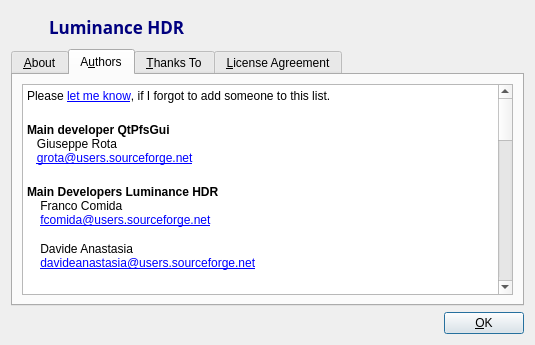
Before: the Qt Designer form forms/about.ui in LuminanceHDR/LuminanceHDR, drawn with Qt 5.
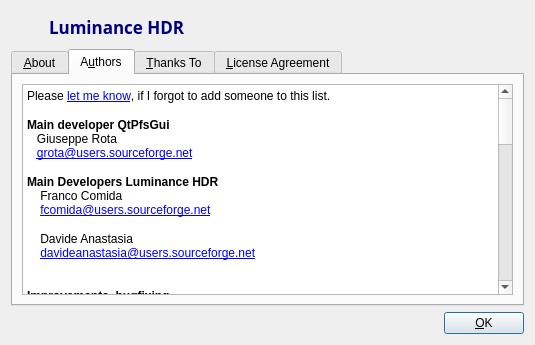
After: the same form once the commit is applied. The open tabs and pages were chosen to show the change. Icons and pictures are not drawn.

Commit message: [about.ui]: Updates copyright field

What changed in the file:
```diff
--- a/forms/about.ui
+++ b/forms/about.ui
@@ -154,23 +154,23 @@
             <string>&lt;!DOCTYPE HTML PUBLIC &quot;-//W3C//DTD HTML 4.0//EN&quot; &quot;http://www.w3.org/TR/REC-html40/strict.dtd&quot;&gt;
 &lt;html&gt;&lt;head&gt;&lt;meta name=&quot;qrichtext&quot; content=&quot;1&quot; /&gt;&lt;style type=&quot;text/css&quot;&gt;
 p, li { white-space: pre-wrap; }
-&lt;/style&gt;&lt;/head&gt;&lt;body style=&quot; font-family:'Lucida Grande'; font-size:13pt; font-weight:400; font-style:normal;&quot;&gt;
-&lt;p style=&quot; margin-top:0px; margin-bottom:0px; margin-left:0px; margin-right:0px; -qt-block-indent:0; text-indent:0px;&quot;&gt;&lt;span style=&quot; font-family:'Sans Serif'; font-size:9pt;&quot;&gt;Please &lt;/span&gt;&lt;a href=&quot;mailto:davideanastasia@users.sourceforge.net&quot;&gt;&lt;span style=&quot; font-family:'Sans Serif'; font-size:9pt; text-decoration: underline; color:#0000ff;&quot;&gt;let me know&lt;/span&gt;&lt;/a&gt;&lt;span style=&quot; font-family:'Sans Serif'; font-size:9pt;&quot;&gt;, if I forgot to add someone to this list.&lt;/span&gt;&lt;/p&gt;
-&lt;p style=&quot; margin-top:0px; margin-bottom:0px; margin-left:0px; margin-right:0px; -qt-block-indent:0; text-indent:0px;&quot;&gt;&lt;span style=&quot; font-family:'Sans Serif'; font-size:9pt;&quot;&gt;&lt;br /&gt;&lt;/span&gt;&lt;span style=&quot; font-family:'Sans Serif'; font-size:9pt; font-weight:600;&quot;&gt;Main developer QtPfsGui&lt;/span&gt;&lt;/p&gt;
-&lt;p style=&quot; margin-top:0px; margin-bottom:0px; margin-left:0px; margin-right:0px; -qt-block-indent:0; text-indent:0px;&quot;&gt;&lt;span style=&quot; font-family:'Sans Serif'; font-size:9pt;&quot;&gt;   Giuseppe Rota&lt;br /&gt;   &lt;/span&gt;&lt;a href=&quot;mailto:grota@users.sourceforge.net&quot;&gt;&lt;span style=&quot; font-family:'Sans Serif'; font-size:9pt; text-decoration: underline; color:#0000ff;&quot;&gt;grota@users.sourceforge.net&lt;/span&gt;&lt;/a&gt;&lt;span style=&quot; font-family:'Sans Serif'; font-size:9pt;&quot;&gt;&lt;br /&gt;&lt;/span&gt;&lt;/p&gt;
-&lt;p style=&quot; margin-top:0px; margin-bottom:0px; margin-left:0px; margin-right:0px; -qt-block-indent:0; text-indent:0px;&quot;&gt;&lt;span style=&quot; font-family:'Sans Serif'; font-size:9pt; font-weight:600;&quot;&gt;Main Developers Luminance HDR&lt;/span&gt;&lt;/p&gt;
-&lt;p style=&quot; margin-top:0px; margin-bottom:0px; margin-left:0px; margin-right:0px; -qt-block-indent:0; text-indent:0px;&quot;&gt;&lt;span style=&quot; font-family:'Sans Serif'; font-size:9pt;&quot;&gt;    Franco Comida&lt;/span&gt;&lt;/p&gt;
-&lt;p style=&quot; margin-top:0px; margin-bottom:0px; margin-left:0px; margin-right:0px; -qt-block-indent:0; text-indent:0px;&quot;&gt;&lt;span style=&quot; font-family:'Sans Serif'; font-size:9pt;&quot;&gt;    &lt;/span&gt;&lt;a href=&quot;mailto:fcomida@users.sourceforge.net&quot;&gt;&lt;span style=&quot; font-family:'Sans Serif'; font-size:9pt; text-decoration: underline; color:#0000ff;&quot;&gt;fcomida@users.sourceforge.net&lt;/span&gt;&lt;/a&gt;&lt;/p&gt;
-&lt;p style=&quot;-qt-paragraph-type:empty; margin-top:0px; margin-bottom:0px; margin-left:0px; margin-right:0px; -qt-block-indent:0; text-indent:0px; font-family:'Sans Serif'; font-size:10pt;&quot;&gt;&lt;/p&gt;
-&lt;p style=&quot; margin-top:0px; margin-bottom:0px; margin-left:0px; margin-right:0px; -qt-block-indent:0; text-indent:0px;&quot;&gt;&lt;span style=&quot; font-family:'Sans Serif'; font-size:9pt;&quot;&gt;    Davide Anastasia&lt;/span&gt;&lt;/p&gt;
-&lt;p style=&quot; margin-top:0px; margin-bottom:0px; margin-left:0px; margin-right:0px; -qt-block-indent:0; text-indent:0px;&quot;&gt;&lt;span style=&quot; font-family:'Sans Serif'; font-size:9pt;&quot;&gt;    &lt;/span&gt;&lt;a href=&quot;mailto:davideanastasia@users.sourceforge.net&quot;&gt;&lt;span style=&quot; font-family:'Sans Serif'; font-size:9pt; text-decoration: underline; color:#0000ff;&quot;&gt;davideanastasia@users.sourceforge.net&lt;/span&gt;&lt;/a&gt;&lt;/p&gt;
-&lt;p style=&quot; margin-top:0px; margin-bottom:0px; margin-left:0px; margin-right:0px; -qt-block-indent:0; text-indent:0px;&quot;&gt;&lt;span style=&quot; font-family:'Sans Serif'; font-size:9pt;&quot;&gt;    &lt;/span&gt;&lt;/p&gt;
-&lt;p style=&quot; margin-top:0px; margin-bottom:0px; margin-left:0px; margin-right:0px; -qt-block-indent:0; text-indent:0px;&quot;&gt;&lt;span style=&quot; font-family:'Sans Serif'; font-size:9pt;&quot;&gt;&lt;br /&gt;&lt;/span&gt;&lt;span style=&quot; font-family:'Sans Serif'; font-size:9pt; font-weight:600;&quot;&gt;Improvements, bugfixing&lt;/span&gt;&lt;/p&gt;
-&lt;p style=&quot; margin-top:0px; margin-bottom:0px; margin-left:0px; margin-right:0px; -qt-block-indent:0; text-indent:0px;&quot;&gt;&lt;span style=&quot; font-family:'Sans Serif'; font-size:9pt;&quot;&gt;    Daniel Kaneider&lt;/span&gt;&lt;/p&gt;
-&lt;p style=&quot; margin-top:0px; margin-bottom:0px; margin-left:0px; margin-right:0px; -qt-block-indent:0; text-indent:0px;&quot;&gt;&lt;span style=&quot; font-family:'Sans Serif'; font-size:9pt;&quot;&gt;    &lt;/span&gt;&lt;a href=&quot;mailto:danielkaneider@users.sourceforge.net&quot;&gt;&lt;span style=&quot; font-family:'Sans Serif'; font-size:9pt; text-decoration: underline; color:#0000ff;&quot;&gt;danielkaneider@users.sourceforge.net&lt;/span&gt;&lt;/a&gt;&lt;/p&gt;
-&lt;p style=&quot;-qt-paragraph-type:empty; margin-top:0px; margin-bottom:0px; margin-left:0px; margin-right:0px; -qt-block-indent:0; text-indent:0px; font-family:'Sans Serif'; font-size:9pt; text-decoration: underline; color:#0000ff;&quot;&gt;&lt;/p&gt;
-&lt;p style=&quot; margin-top:0px; margin-bottom:0px; margin-left:0px; margin-right:0px; -qt-block-indent:0; text-indent:0px;&quot;&gt;&lt;span style=&quot; font-family:'Sans Serif'; font-size:9pt; font-weight:600;&quot;&gt;pfs{tools|calibration|tmo} codebase&lt;/span&gt;&lt;span style=&quot; font-family:'Sans Serif'; font-size:9pt;&quot;&gt;&lt;br /&gt;   Grzegorz Krawczyk&lt;br /&gt;   &lt;/span&gt;&lt;a href=&quot;mailto:krawczyk@mpi-sb.mpg.de&quot;&gt;&lt;span style=&quot; font-family:'Sans Serif'; font-size:9pt; text-decoration: underline; color:#0000ff;&quot;&gt;krawczyk@mpi-sb.mpg.de&lt;/span&gt;&lt;/a&gt;&lt;span style=&quot; font-family:'Sans Serif'; font-size:9pt;&quot;&gt;&lt;br /&gt;   &lt;br /&gt;   Rafal Mantiuk&lt;br /&gt;   &lt;/span&gt;&lt;a href=&quot;mailto:mantiuk@mpi-sb.mpg.de&quot;&gt;&lt;span style=&quot; font-family:'Sans Serif'; font-size:9pt; text-decoration: underline; color:#0000ff;&quot;&gt;mantiuk@mpi-sb.mpg.de &lt;/span&gt;&lt;/a&gt;&lt;/p&gt;
-&lt;p style=&quot; margin-top:0px; margin-bottom:0px; margin-left:0px; margin-right:0px; -qt-block-indent:0; text-indent:0px;&quot;&gt;&lt;span style=&quot; font-family:'Sans Serif'; font-size:9pt; text-decoration: underline; color:#0000ff;&quot;&gt;&lt;br /&gt;&lt;/span&gt;&lt;span style=&quot; font-family:'Sans Serif'; font-size:9pt; font-weight:600; color:#000000;&quot;&gt;G.Ward's Mean Threshold Bitmap (MTB) algorithm &lt;/span&gt;&lt;span style=&quot; font-family:'Sans Serif'; font-size:9pt; color:#000000;&quot;&gt;&lt;br /&gt;   Nicholas Phillips&lt;br /&gt;   &lt;/span&gt;&lt;a href=&quot;ngphillips@gmail.com&quot;&gt;&lt;span style=&quot; font-family:'Sans Serif'; font-size:9pt; text-decoration: underline; color:#0000ff;&quot;&gt;ngphillips@gmail.com&lt;/span&gt;&lt;/a&gt;&lt;span style=&quot; font-family:'Sans Serif'; font-size:9pt; color:#000000;&quot;&gt;&lt;br /&gt;  &lt;br /&gt;&lt;/span&gt;&lt;span style=&quot; font-family:'Sans Serif'; font-size:9pt; font-weight:600; color:#000000;&quot;&gt;Russian translator, usability fixes, user manual, .desktop file&lt;/span&gt;&lt;span style=&quot; font-family:'Sans Serif'; font-size:9pt; color:#000000;&quot;&gt;&lt;br /&gt;   Alexandre Prokoudine&lt;br /&gt;   &lt;/span&gt;&lt;a href=&quot;alexandre.prokoudine@gmail.com&quot;&gt;&lt;span style=&quot; font-family:'Sans Serif'; font-size:9pt; text-decoration: underline; color:#0000ff;&quot;&gt;alexandre.prokoudine@gmail.com&lt;/span&gt;&lt;/a&gt;&lt;span style=&quot; font-family:'Sans Serif'; font-size:9pt; color:#000000;&quot;&gt;&lt;br /&gt;   &lt;br /&gt;&lt;/span&gt;&lt;span style=&quot; font-family:'Sans Serif'; font-size:9pt; font-weight:600; color:#000000;&quot;&gt;Norwegian translator&lt;/span&gt;&lt;span style=&quot; font-family:'Sans Serif'; font-size:9pt; color:#000000;&quot;&gt;&lt;br /&gt;   Åsmund Ødegård&lt;br /&gt;   &lt;/span&gt;&lt;a href=&quot;mandus@users.sourceforge.net&quot;&gt;&lt;span style=&quot; font-family:'Sans Serif'; font-size:9pt; text-decoration: underline; color:#0000ff;&quot;&gt;mandus@users.sourceforge.net&lt;/span&gt;&lt;/a&gt;&lt;span style=&quot; font-family:'Sans Serif'; font-size:9pt; color:#000000;&quot;&gt;&lt;br /&gt;   &lt;br /&gt;&lt;/span&gt;&lt;span style=&quot; font-family:'Sans Serif'; font-size:9pt; font-weight:600; color:#000000;&quot;&gt;Turkish translato&lt;/span&gt;&lt;span style=&quot; font-family:'Sans Serif'; font-size:9pt; color:#000000;&quot;&gt;r&lt;br /&gt;   Mustafa GÜNAY&lt;br /&gt;&lt;br /&gt;&lt;/span&gt;&lt;span style=&quot; font-family:'Sans Serif'; font-size:9pt; font-weight:600; color:#000000;&quot;&gt;French translator&lt;/span&gt;&lt;span style=&quot; font-family:'Sans Serif'; font-size:9pt; color:#000000;&quot;&gt;&lt;br /&gt;   Cyril Lavier&lt;br /&gt;   &lt;br /&gt;&lt;/span&gt;&lt;span style=&quot; font-family:'Sans Serif'; font-size:9pt; font-weight:600; color:#000000;&quot;&gt;Spanish translator&lt;/span&gt;&lt;span style=&quot; font-family:'Sans Serif'; font-size:9pt; color:#000000;&quot;&gt;&lt;br /&gt;   Alberto Garcia&lt;br /&gt;   &lt;br /&gt;&lt;/span&gt;&lt;span style=&quot; font-family:'Sans Serif'; font-size:9pt; font-weight:600; color:#000000;&quot;&gt;German translator&lt;/span&gt;&lt;span style=&quot; font-family:'Sans Serif'; font-size:9pt; color:#000000;&quot;&gt;&lt;br /&gt;   Christian Raue&lt;br /&gt;&lt;br /&gt;&lt;/span&gt;&lt;span style=&quot; font-family:'Sans Serif'; font-size:9pt; font-weight:600; color:#000000;&quot;&gt;Czech translator&lt;/span&gt;&lt;span style=&quot; font-family:'Sans Serif'; font-size:9pt; color:#000000;&quot;&gt;&lt;br /&gt;   Jan Gemela&lt;br /&gt;   &lt;br /&gt;&lt;/span&gt;&lt;span style=&quot; font-family:'Sans Serif'; font-size:9pt; font-weight:600; color:#000000;&quot;&gt;Polish translator&lt;/span&gt;&lt;span style=&quot; font-family:'Sans Serif'; font-size:9pt; color:#000000;&quot;&gt;&lt;br /&gt;   Maciej Dziardziel&lt;br /&gt;   &lt;br /&gt;&lt;/span&gt;&lt;span style=&quot; font-family:'Sans Serif'; font-size:9pt; font-weight:600; color:#000000;&quot;&gt;FreeBSD patches and maintainers&lt;/span&gt;&lt;span style=&quot; font-family:'Sans Serif'; font-size:9pt; color:#000000;&quot;&gt;&lt;br /&gt;Joao Rocha Braga Filho, Bertrand Petit and Steffen Beyer&lt;br /&gt;&lt;/span&gt;&lt;/p&gt;&lt;/body&gt;&lt;/html&gt;</string>
+&lt;/style&gt;&lt;/head&gt;&lt;body style=&quot; font-family:'Sans Serif'; font-size:10pt; font-weight:400; font-style:normal;&quot;&gt;
+&lt;p style=&quot; margin-top:0px; margin-bottom:0px; margin-left:0px; margin-right:0px; -qt-block-indent:0; text-indent:0px;&quot;&gt;&lt;span style=&quot; font-size:9pt;&quot;&gt;Please &lt;/span&gt;&lt;a href=&quot;mailto:davideanastasia@users.sourceforge.net&quot;&gt;&lt;span style=&quot; font-size:9pt; text-decoration: underline; color:#0000ff;&quot;&gt;let me know&lt;/span&gt;&lt;/a&gt;&lt;span style=&quot; font-size:9pt;&quot;&gt;, if I forgot to add someone to this list.&lt;/span&gt;&lt;/p&gt;
+&lt;p style=&quot; margin-top:0px; margin-bottom:0px; margin-left:0px; margin-right:0px; -qt-block-indent:0; text-indent:0px;&quot;&gt;&lt;span style=&quot; font-size:9pt;&quot;&gt;&lt;br /&gt;&lt;/span&gt;&lt;span style=&quot; font-size:9pt; font-weight:600;&quot;&gt;Main developer QtPfsGui&lt;/span&gt;&lt;/p&gt;
+&lt;p style=&quot; margin-top:0px; margin-bottom:0px; margin-left:0px; margin-right:0px; -qt-block-indent:0; text-indent:0px;&quot;&gt;&lt;span style=&quot; font-size:9pt;&quot;&gt;   Giuseppe Rota&lt;br /&gt;   &lt;/span&gt;&lt;a href=&quot;mailto:grota@users.sourceforge.net&quot;&gt;&lt;span style=&quot; font-size:9pt; text-decoration: underline; color:#0000ff;&quot;&gt;grota@users.sourceforge.net&lt;/span&gt;&lt;/a&gt;&lt;span style=&quot; font-size:9pt;&quot;&gt;&lt;br /&gt;&lt;/span&gt;&lt;/p&gt;
+&lt;p style=&quot; margin-top:0px; margin-bottom:0px; margin-left:0px; margin-right:0px; -qt-block-indent:0; text-indent:0px;&quot;&gt;&lt;span style=&quot; font-size:9pt; font-weight:600;&quot;&gt;Main Developers Luminance HDR&lt;/span&gt;&lt;/p&gt;
+&lt;p style=&quot; margin-top:0px; margin-bottom:0px; margin-left:0px; margin-right:0px; -qt-block-indent:0; text-indent:0px;&quot;&gt;&lt;span style=&quot; font-size:9pt;&quot;&gt;    Franco Comida&lt;/span&gt;&lt;/p&gt;
+&lt;p style=&quot; margin-top:0px; margin-bottom:0px; margin-left:0px; margin-right:0px; -qt-block-indent:0; text-indent:0px;&quot;&gt;&lt;span style=&quot; font-size:9pt;&quot;&gt;    &lt;/span&gt;&lt;a href=&quot;mailto:fcomida@users.sourceforge.net&quot;&gt;&lt;span style=&quot; font-size:9pt; text-decoration: underline; color:#0000ff;&quot;&gt;fcomida@users.sourceforge.net&lt;/span&gt;&lt;/a&gt;&lt;/p&gt;
+&lt;p style=&quot;-qt-paragraph-type:empty; margin-top:0px; margin-bottom:0px; margin-left:0px; margin-right:0px; -qt-block-indent:0; text-indent:0px;&quot;&gt;&lt;/p&gt;
+&lt;p style=&quot; margin-top:0px; margin-bottom:0px; margin-left:0px; margin-right:0px; -qt-block-indent:0; text-indent:0px;&quot;&gt;&lt;span style=&quot; font-size:9pt;&quot;&gt;    Davide Anastasia&lt;/span&gt;&lt;/p&gt;
+&lt;p style=&quot; margin-top:0px; margin-bottom:0px; margin-left:0px; margin-right:0px; -qt-block-indent:0; text-indent:0px;&quot;&gt;&lt;span style=&quot; font-size:9pt;&quot;&gt;    &lt;/span&gt;&lt;a href=&quot;mailto:davideanastasia@users.sourceforge.net&quot;&gt;&lt;span style=&quot; font-size:9pt; text-decoration: underline; color:#0000ff;&quot;&gt;davideanastasia@users.sourceforge.net&lt;/span&gt;&lt;/a&gt;&lt;/p&gt;
+&lt;p style=&quot; margin-top:0px; margin-bottom:0px; margin-left:0px; margin-right:0px; -qt-block-indent:0; text-indent:0px;&quot;&gt;&lt;span style=&quot; font-size:9pt;&quot;&gt;    &lt;/span&gt;&lt;/p&gt;
+&lt;p style=&quot; margin-top:0px; margin-bottom:0px; margin-left:0px; margin-right:0px; -qt-block-indent:0; text-indent:0px;&quot;&gt;&lt;span style=&quot; font-size:9pt;&quot;&gt;&lt;br /&gt;&lt;/span&gt;&lt;span style=&quot; font-size:9pt; font-weight:600;&quot;&gt;Improvements, bugfixing&lt;/span&gt;&lt;/p&gt;
+&lt;p style=&quot; margin-top:0px; margin-bottom:0px; margin-left:0px; margin-right:0px; -qt-block-indent:0; text-indent:0px;&quot;&gt;&lt;span style=&quot; font-size:9pt;&quot;&gt;    Daniel Kaneider&lt;/span&gt;&lt;/p&gt;
+&lt;p style=&quot; margin-top:0px; margin-bottom:0px; margin-left:0px; margin-right:0px; -qt-block-indent:0; text-indent:0px;&quot;&gt;&lt;span style=&quot; font-size:9pt;&quot;&gt;    &lt;/span&gt;&lt;a href=&quot;mailto:danielkaneider@users.sourceforge.net&quot;&gt;&lt;span style=&quot; font-size:9pt; text-decoration: underline; color:#0000ff;&quot;&gt;danielkaneider@users.sourceforge.net&lt;/span&gt;&lt;/a&gt;&lt;/p&gt;
+&lt;p style=&quot;-qt-paragraph-type:empty; margin-top:0px; margin-bottom:0px; margin-left:0px; margin-right:0px; -qt-block-indent:0; text-indent:0px; font-size:9pt; text-decoration: underline; color:#0000ff;&quot;&gt;&lt;/p&gt;
+&lt;p style=&quot; margin-top:0px; margin-bottom:0px; margin-left:0px; margin-right:0px; -qt-block-indent:0; text-indent:0px;&quot;&gt;&lt;span style=&quot; font-size:9pt; font-weight:600;&quot;&gt;pfs{tools|calibration|tmo} codebase&lt;/span&gt;&lt;span style=&quot; font-size:9pt;&quot;&gt;&lt;br /&gt;   Grzegorz Krawczyk&lt;br /&gt;   &lt;/span&gt;&lt;a href=&quot;mailto:krawczyk@mpi-sb.mpg.de&quot;&gt;&lt;span style=&quot; font-size:9pt; text-decoration: underline; color:#0000ff;&quot;&gt;krawczyk@mpi-sb.mpg.de&lt;/span&gt;&lt;/a&gt;&lt;span style=&quot; font-size:9pt;&quot;&gt;&lt;br /&gt;   &lt;br /&gt;   Rafal Mantiuk&lt;br /&gt;   &lt;/span&gt;&lt;a href=&quot;mailto:mantiuk@mpi-sb.mpg.de&quot;&gt;&lt;span style=&quot; font-size:9pt; text-decoration: underline; color:#0000ff;&quot;&gt;mantiuk@mpi-sb.mpg.de &lt;/span&gt;&lt;/a&gt;&lt;/p&gt;
+&lt;p style=&quot; margin-top:0px; margin-bottom:0px; margin-left:0px; margin-right:0px; -qt-block-indent:0; text-indent:0px;&quot;&gt;&lt;span style=&quot; font-size:9pt; text-decoration: underline; color:#0000ff;&quot;&gt;&lt;br /&gt;&lt;/span&gt;&lt;span style=&quot; font-size:9pt; font-weight:600; color:#000000;&quot;&gt;G.Ward's Mean Threshold Bitmap (MTB) algorithm &lt;/span&gt;&lt;span style=&quot; font-size:9pt; color:#000000;&quot;&gt;&lt;br /&gt;   Nicholas Phillips&lt;br /&gt;   &lt;/span&gt;&lt;a href=&quot;ngphillips@gmail.com&quot;&gt;&lt;span style=&quot; font-size:9pt; text-decoration: underline; color:#0000ff;&quot;&gt;ngphillips@gmail.com&lt;/span&gt;&lt;/a&gt;&lt;span style=&quot; font-size:9pt; color:#000000;&quot;&gt;&lt;br /&gt;  &lt;br /&gt;&lt;/span&gt;&lt;span style=&quot; font-size:9pt; font-weight:600; color:#000000;&quot;&gt;Russian translator, usability fixes, user manual, .desktop file&lt;/span&gt;&lt;span style=&quot; font-size:9pt; color:#000000;&quot;&gt;&lt;br /&gt;   Alexandre Prokoudine&lt;br /&gt;   &lt;/span&gt;&lt;a href=&quot;alexandre.prokoudine@gmail.com&quot;&gt;&lt;span style=&quot; font-size:9pt; text-decoration: underline; color:#0000ff;&quot;&gt;alexandre.prokoudine@gmail.com&lt;/span&gt;&lt;/a&gt;&lt;span style=&quot; font-size:9pt; color:#000000;&quot;&gt;&lt;br /&gt;   &lt;br /&gt;&lt;/span&gt;&lt;span style=&quot; font-size:9pt; font-weight:600; color:#000000;&quot;&gt;Norwegian translator&lt;/span&gt;&lt;span style=&quot; font-size:9pt; color:#000000;&quot;&gt;&lt;br /&gt;   Åsmund Ødegård&lt;br /&gt;   &lt;/span&gt;&lt;a href=&quot;mandus@users.sourceforge.net&quot;&gt;&lt;span style=&quot; font-size:9pt; text-decoration: underline; color:#0000ff;&quot;&gt;mandus@users.sourceforge.net&lt;/span&gt;&lt;/a&gt;&lt;span style=&quot; font-size:9pt; color:#000000;&quot;&gt;&lt;br /&gt;   &lt;br /&gt;&lt;/span&gt;&lt;span style=&quot; font-size:9pt; font-weight:600; color:#000000;&quot;&gt;Turkish translato&lt;/span&gt;&lt;span style=&quot; font-size:9pt; color:#000000;&quot;&gt;r&lt;br /&gt;   Mustafa GÜNAY&lt;br /&gt;&lt;br /&gt;&lt;/span&gt;&lt;span style=&quot; font-size:9pt; font-weight:600; color:#000000;&quot;&gt;French translator&lt;/span&gt;&lt;span style=&quot; font-size:9pt; color:#000000;&quot;&gt;&lt;br /&gt;   Cyril Lavier&lt;br /&gt;   &lt;br /&gt;&lt;/span&gt;&lt;span style=&quot; font-size:9pt; font-weight:600; color:#000000;&quot;&gt;Spanish translator&lt;/span&gt;&lt;span style=&quot; font-size:9pt; color:#000000;&quot;&gt;&lt;br /&gt;   Alberto Garcia&lt;br /&gt;   &lt;br /&gt;&lt;/span&gt;&lt;span style=&quot; font-size:9pt; font-weight:600; color:#000000;&quot;&gt;German translator&lt;/span&gt;&lt;span style=&quot; font-size:9pt; color:#000000;&quot;&gt;&lt;br /&gt;   Christian Raue&lt;br /&gt;&lt;br /&gt;&lt;/span&gt;&lt;span style=&quot; font-size:9pt; font-weight:600; color:#000000;&quot;&gt;Czech translator&lt;/span&gt;&lt;span style=&quot; font-size:9pt; color:#000000;&quot;&gt;&lt;br /&gt;   Jan Gemela&lt;br /&gt;   &lt;br /&gt;&lt;/span&gt;&lt;span style=&quot; font-size:9pt; font-weight:600; color:#000000;&quot;&gt;Polish translator&lt;/span&gt;&lt;span style=&quot; font-size:9pt; color:#000000;&quot;&gt;&lt;br /&gt;   Maciej Dziardziel&lt;br /&gt;   &lt;br /&gt;&lt;/span&gt;&lt;span style=&quot; font-size:9pt; font-weight:600; color:#000000;&quot;&gt;FreeBSD patches and maintainers&lt;/span&gt;&lt;span style=&quot; font-size:9pt; color:#000000;&quot;&gt;&lt;br /&gt;Joao Rocha Braga Filho, Bertrand Petit and Steffen Beyer&lt;br /&gt;&lt;/span&gt;&lt;/p&gt;&lt;/body&gt;&lt;/html&gt;</string>
            </property>
            <property name="openExternalLinks">
             <bool>true</bool>
```
Left out of the diff: 22 changed lines with no effect on the pictures.
